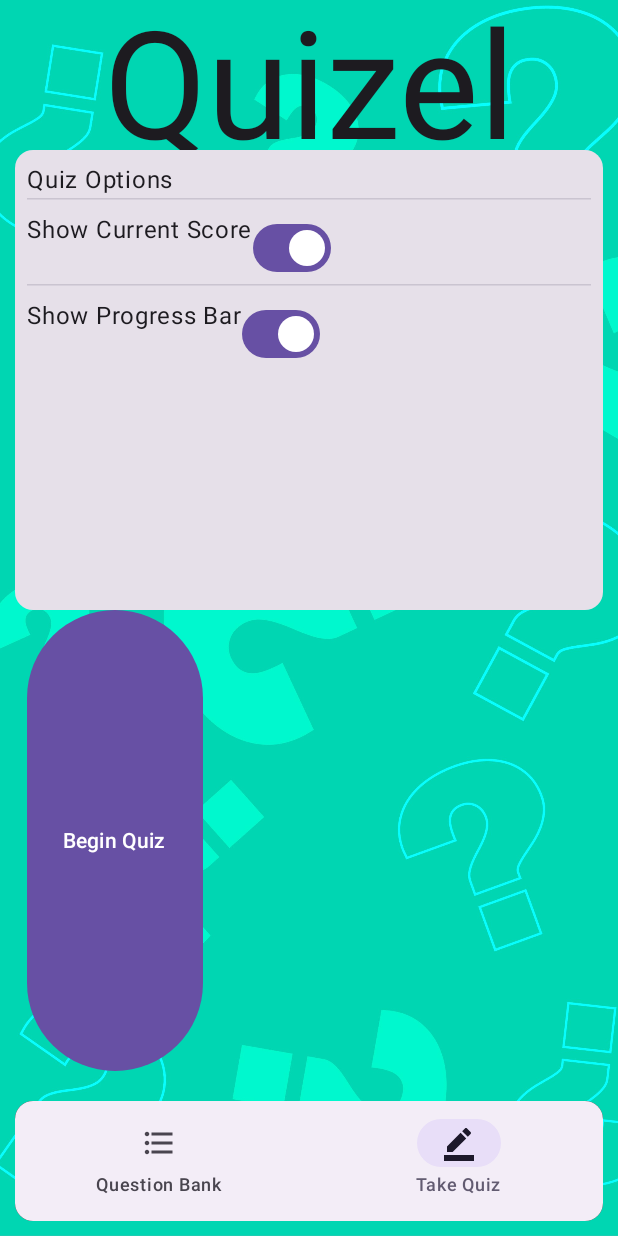
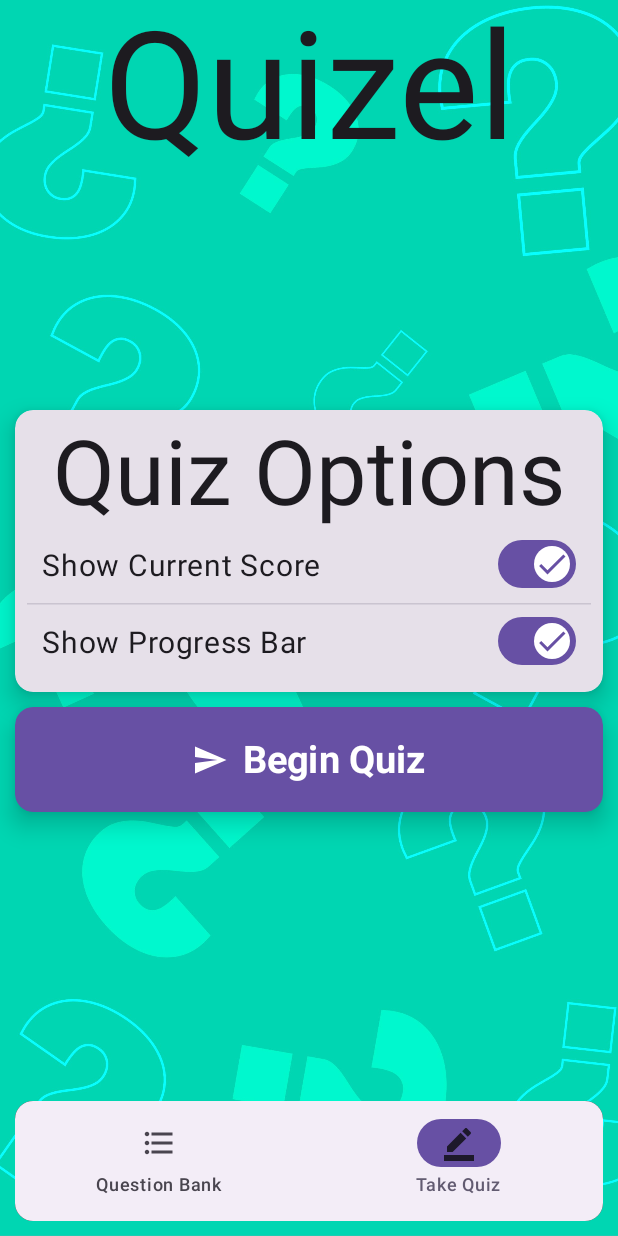
Before and after one commit to Gi6son1/Quizel-App, an Android app built with Jetpack Compose: the screen it shows after launch (MainActivity), item 2 of the bottom bar chosen, on a phone screen of 412 x 824 dp. Run offline under Robolectric (Android 15) with nearby library versions, the phone set to English and light mode, and no system bars; our stand-ins replace Room's generated code, constraintlayout-compose, livedata-compose.

Commit message:
made custom switch, made quizel take quiz screen

```diff
--- a/app/src/main/java/com/cs31620/quizel/ui/components/MainPageNavigationBar.kt
+++ b/app/src/main/java/com/cs31620/quizel/ui/components/MainPageNavigationBar.kt
@@ -6,8 +6,11 @@ import androidx.compose.material.icons.automirrored.outlined.FormatListBulleted
 import androidx.compose.material.icons.filled.BorderColor
 import androidx.compose.material.icons.outlined.BorderColor
 import androidx.compose.material3.Icon
+import androidx.compose.material3.MaterialTheme
 import androidx.compose.material3.NavigationBar
 import androidx.compose.material3.NavigationBarItem
+import androidx.compose.material3.NavigationBarItemColors
+import androidx.compose.material3.NavigationBarItemDefaults
 import androidx.compose.material3.Text
 import androidx.compose.runtime.Composable
 import androidx.compose.runtime.getValue
@@ -69,7 +72,8 @@ fun MainPageNavigationBar(
                         launchSingleTop = true
                         restoreState = true
                     }
-                }
+                },
+                colors = NavigationBarItemDefaults.colors(indicatorColor = MaterialTheme.colorScheme.primary)
             )
         }
     }
--- a/app/src/main/java/com/cs31620/quizel/ui/components/ActionCheckDialog.kt
+++ b/app/src/main/java/com/cs31620/quizel/ui/components/customcomposables/ActionCheckDialog.kt
@@ -1,4 +1,4 @@
-package com.cs31620.quizel.ui.components
+package com.cs31620.quizel.ui.components.customcomposables
 
 import android.view.Window
 import androidx.activity.compose.BackHandler
--- /dev/null
+++ b/app/src/main/java/com/cs31620/quizel/ui/components/customcomposables/CustomSwitch.kt
@@ -0,0 +1,39 @@
+package com.cs31620.quizel.ui.components.customcomposables
+
+import androidx.compose.material.icons.Icons
+import androidx.compose.material.icons.filled.Check
+import androidx.compose.material.icons.filled.Close
+import androidx.compose.material3.Icon
+import androidx.compose.material3.MaterialTheme
+import androidx.compose.material3.Switch
+import androidx.compose.runtime.Composable
+import androidx.compose.ui.Modifier
+import androidx.compose.ui.graphics.Color
+
+@Composable
+fun QuizelSwitch(
+    checked: Boolean,
+    onCheckedChange: (Boolean) -> Unit,
+    modifier: Modifier = Modifier
+) {
+    Switch(
+        checked = checked,
+        onCheckedChange = onCheckedChange,
+        modifier = modifier,
+        thumbContent = {
+            if (checked) {
+                Icon(
+                    imageVector = Icons.Filled.Check,
+                    contentDescription = "toggleOn",
+                    tint = MaterialTheme.colorScheme.primary
+                )
+            } else {
+                Icon(
+                    imageVector = Icons.Filled.Close,
+                    contentDescription = "toggleOff",
+                    tint = Color.White
+                )
+            }
+        }
+    )
+}
--- a/app/src/main/java/com/cs31620/quizel/ui/components/InvalidInformationDialog.kt
+++ b/app/src/main/java/com/cs31620/quizel/ui/components/customcomposables/InvalidInformationDialog.kt
@@ -1,6 +1,5 @@
-package com.cs31620.quizel.ui.components
+package com.cs31620.quizel.ui.components.customcomposables
 
-import android.app.AlertDialog
 import androidx.compose.material3.AlertDialog
 import androidx.compose.material3.MaterialTheme
 import androidx.compose.material3.Text
--- a/app/src/main/java/com/cs31620/quizel/ui/questionbank/AddAnswerDialog.kt
+++ b/app/src/main/java/com/cs31620/quizel/ui/questionbank/AddAnswerDialog.kt
@@ -11,9 +11,13 @@ import androidx.compose.foundation.layout.height
 import androidx.compose.foundation.layout.padding
 import androidx.compose.foundation.layout.width
 import androidx.compose.foundation.layout.wrapContentHeight
+import androidx.compose.material.icons.Icons
+import androidx.compose.material.icons.filled.Check
+import androidx.compose.material.icons.filled.Close
 import androidx.compose.material3.Button
 import androidx.compose.material3.ButtonDefaults
 import androidx.compose.material3.Card
+import androidx.compose.material3.Icon
 import androidx.compose.material3.MaterialTheme
 import androidx.compose.material3.Switch
 import androidx.compose.material3.Text
@@ -36,7 +40,8 @@ import androidx.compose.ui.unit.sp
 import androidx.compose.ui.window.Dialog
 import androidx.compose.ui.window.DialogProperties
 import com.cs31620.quizel.ui.components.Answer
-import com.cs31620.quizel.ui.components.getDialogWindow
+import com.cs31620.quizel.ui.components.customcomposables.QuizelSwitch
+import com.cs31620.quizel.ui.components.customcomposables.getDialogWindow
 
 @Composable
 fun AddAnswerDialog(
@@ -104,7 +109,7 @@ fun AddAnswerDialog(
                                 fontSize = 22.sp,
                                 textAlign = androidx.compose.ui.text.style.TextAlign.Right
                             )
-                            Switch(
+                            QuizelSwitch(
                                 checked = toggleState,
                                 onCheckedChange = {
                                     toggleState = it
@@ -113,7 +118,7 @@ fun AddAnswerDialog(
                                     .weight(1f)
                                     .fillMaxSize()
                                     .scale(1.25f)
-                                    .padding(end = 10.dp),
+                                    .padding(end = 10.dp)
                             )
                         }
                     }
--- a/app/src/main/java/com/cs31620/quizel/ui/takequiz/TakeQuizScreen.kt
+++ b/app/src/main/java/com/cs31620/quizel/ui/takequiz/TakeQuizScreen.kt
@@ -2,14 +2,28 @@ package com.cs31620.quizel.ui.takequiz
 
 import android.annotation.SuppressLint
 import android.util.Log
+import androidx.compose.foundation.layout.Arrangement
 import androidx.compose.foundation.layout.Column
 import androidx.compose.foundation.layout.Row
+import androidx.compose.foundation.layout.Spacer
+import androidx.compose.foundation.layout.fillMaxHeight
 import androidx.compose.foundation.layout.fillMaxSize
+import androidx.compose.foundation.layout.fillMaxWidth
+import androidx.compose.foundation.layout.height
 import androidx.compose.foundation.layout.padding
+import androidx.compose.foundation.layout.size
+import androidx.compose.foundation.layout.width
+import androidx.compose.foundation.layout.wrapContentHeight
+import androidx.compose.foundation.layout.wrapContentSize
+import androidx.compose.foundation.layout.wrapContentWidth
+import androidx.compose.material.icons.Icons
+import androidx.compose.material.icons.automirrored.filled.Send
 import androidx.compose.material3.Button
 import androidx.compose.material3.Card
 import androidx.compose.material3.Divider
 import androidx.compose.material3.HorizontalDivider
+import androidx.compose.material3.Icon
+import androidx.compose.material3.MaterialTheme
 import androidx.compose.material3.Surface
 import androidx.compose.material3.Switch
 import androidx.compose.material3.Text
@@ -21,14 +35,21 @@ import androidx.compose.runtime.getValue
 import androidx.compose.runtime.setValue
 import androidx.compose.runtime.saveable.rememberSaveable
 import androidx.compose.ui.Modifier
+import androidx.compose.ui.draw.shadow
 import androidx.compose.ui.graphics.Color
+import androidx.compose.ui.text.font.FontWeight
+import androidx.compose.ui.text.style.TextAlign
 import androidx.compose.ui.tooling.preview.Preview
 import androidx.compose.ui.unit.dp
+import androidx.compose.ui.unit.sp
+import androidx.constraintlayout.compose.ConstraintLayout
+import androidx.constraintlayout.compose.Dimension
 import androidx.navigation.NavHostController
 import androidx.navigation.compose.rememberNavController
 import com.cs31620.quizel.model.QuestionsViewModel
 import com.cs31620.quizel.ui.components.Question
 import com.cs31620.quizel.ui.components.TopLevelNavigationScaffold
+import com.cs31620.quizel.ui.components.customcomposables.QuizelSwitch
 import com.cs31620.quizel.ui.navigation.Screen
 import com.cs31620.quizel.ui.theme.QuizelTheme
 
@@ -40,7 +61,7 @@ fun TakeQuizScreenTopLevel(
 }
 
 @Composable
-private fun TakeQuizScreen(navController: NavHostController){
+private fun TakeQuizScreen(navController: NavHostController) {
     TopLevelNavigationScaffold(
         navController = navController
     ) { innerPadding ->
@@ -48,32 +69,64 @@ private fun TakeQuizScreen(navController: NavHostController){
         var showProgressBar by rememberSaveable { mutableStateOf(true) }
         var showCurrentScore by rememberSaveable { mutableStateOf(true) }
 
-        Column(modifier = Modifier
+        ConstraintLayout(
+            modifier = Modifier
                 .fillMaxSize()
                 .padding(innerPadding)
-            .padding(start = 10.dp, end = 10.dp, bottom = 20.dp, top = 100.dp))
+                .padding(start = 10.dp, end = 10.dp, bottom = 20.dp, top = 100.dp)
+        )
         {
-            Card(modifier = Modifier.weight(1f)){
-                Column(modifier = Modifier.padding(8.dp).fillMaxSize()) {
-                    Text(text = "Quiz Options")
+            val (content) = createRefs()
+
+            Column(modifier = Modifier.constrainAs(content) {
+                top.linkTo(parent.top)
+                bottom.linkTo(parent.bottom)
+                start.linkTo(parent.start)
+                end.linkTo(parent.end)
+            },
+                verticalArrangement = Arrangement.spacedBy(10.dp)
+            ) {
+                Card(modifier = Modifier.shadow(10.dp, MaterialTheme.shapes.medium)) {
+                    Column(
+                        modifier = Modifier
+                            .padding(8.dp)
+                    ) {
+                        Text(
+                            text = "Quiz Options",
+                            textAlign = TextAlign.Center,
+                            style = MaterialTheme.typography.titleLarge,
+                            modifier = Modifier
+                                .fillMaxWidth()
+                                .wrapContentWidth(),
+                            fontSize = 60.sp
+                        )
+
+                        Row(modifier = Modifier.padding(horizontal = 10.dp).height(50.dp)) {
+                            Text(text = "Show Current Score", modifier = Modifier.fillMaxHeight().wrapContentHeight()
+                            , fontSize = 20.sp)
+                            Spacer(modifier = Modifier.weight(1f))
+                            QuizelSwitch(
+                                checked = showCurrentScore,
+                                onCheckedChange = { showCurrentScore = it })
+                        }
+
                         HorizontalDivider()
-                    Row(modifier = Modifier.padding(top = 8.dp)) {
-                        Text(text = "Show Current Score")
-                        Switch(checked = showCurrentScore, onCheckedChange = { showCurrentScore = it })
-                    }
-                    HorizontalDivider()
-                    Row(modifier = Modifier.padding(top = 8.dp)) {
-                        Text(text = "Show Progress Bar")
-                        Switch(checked = showProgressBar, onCheckedChange = { showProgressBar = it })
+
+                        Row(modifier = Modifier.padding(horizontal = 10.dp).height(50.dp)) {
+                            Text(text = "Show Progress Bar", modifier = Modifier.fillMaxHeight().wrapContentHeight()
+                            , fontSize = 20.sp)
+                            Spacer(modifier = Modifier.weight(1f))
+                            QuizelSwitch(
+                                checked = showProgressBar,
+                                onCheckedChange = { showProgressBar = it })
                         }
 
                     }
-
                 }
-
                 Button(
                     onClick = {
-                    val quizSettingsString = "${if (showProgressBar) "1" else "0"},${if (showCurrentScore) "1" else "0"}"
+                        val quizSettingsString =
+                            "${if (showProgressBar) "1" else "0"},${if (showCurrentScore) "1" else "0"}"
 
 
                         val destination = "${Screen.TestQuestions.basePath}${quizSettingsString}"
@@ -81,15 +134,34 @@ private fun TakeQuizScreen(navController: NavHostController){
                             launchSingleTop = true
                         }
                     },
-                modifier = Modifier.padding(start = 8.dp)
-                    .weight(1f)
-            ) { Text(text = "Begin Quiz") }
-        }
+                    modifier = Modifier.fillMaxWidth().height(70.dp).shadow(10.dp, MaterialTheme.shapes.medium),
+                    shape = MaterialTheme.shapes.medium
+                ) {
+                    Icon(
+                        imageVector = Icons.AutoMirrored.Filled.Send,
+                        contentDescription = "Submit icon",
+                        modifier = Modifier
+                            .wrapContentSize()
+                    )
+                    Spacer(modifier = Modifier.width(10.dp))
+                    Text(text = "Begin Quiz",
+                        modifier = Modifier.wrapContentSize(),
+                        fontSize = 25.sp,
+                        fontWeight = FontWeight.Bold
+                    )
                 }
             }
 
+
+        }
+
+
+    }
+}
+
+
 @Preview
 @Composable
-private fun TakeQuizScreenPreview(){
+private fun TakeQuizScreenPreview() {
     QuizelTheme { TakeQuizScreen(navController = rememberNavController()) }
 }
```
Also changed, not shown: app/src/main/java/com/cs31620/quizel/ui/questionbank/QuestionBankScreen.kt (+1 -20 lines), app/src/main/java/com/cs31620/quizel/ui/questionbank/QuestionEditScreen.kt (+2 -5 lines), app/src/main/java/com/cs31620/quizel/ui/takequiz/TestQuestionsScreen.kt (+1 -13 lines). Lines whose indentation alone changed are shown as unchanged.
